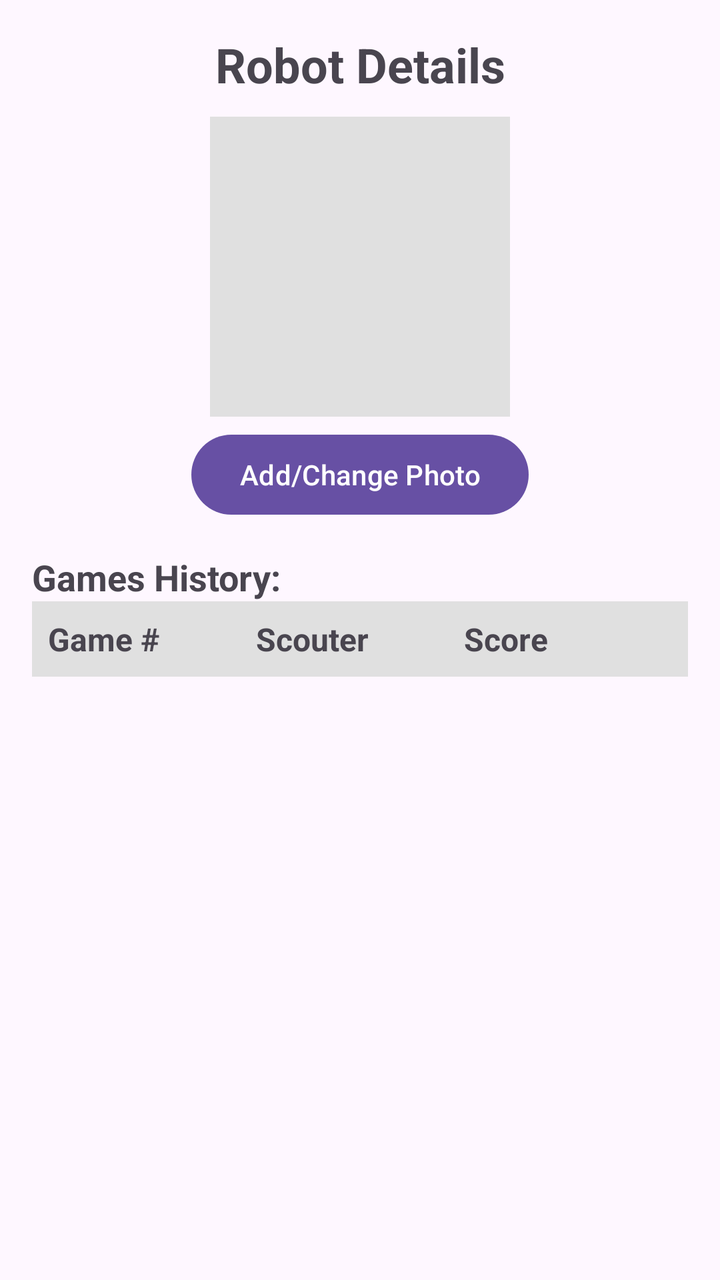
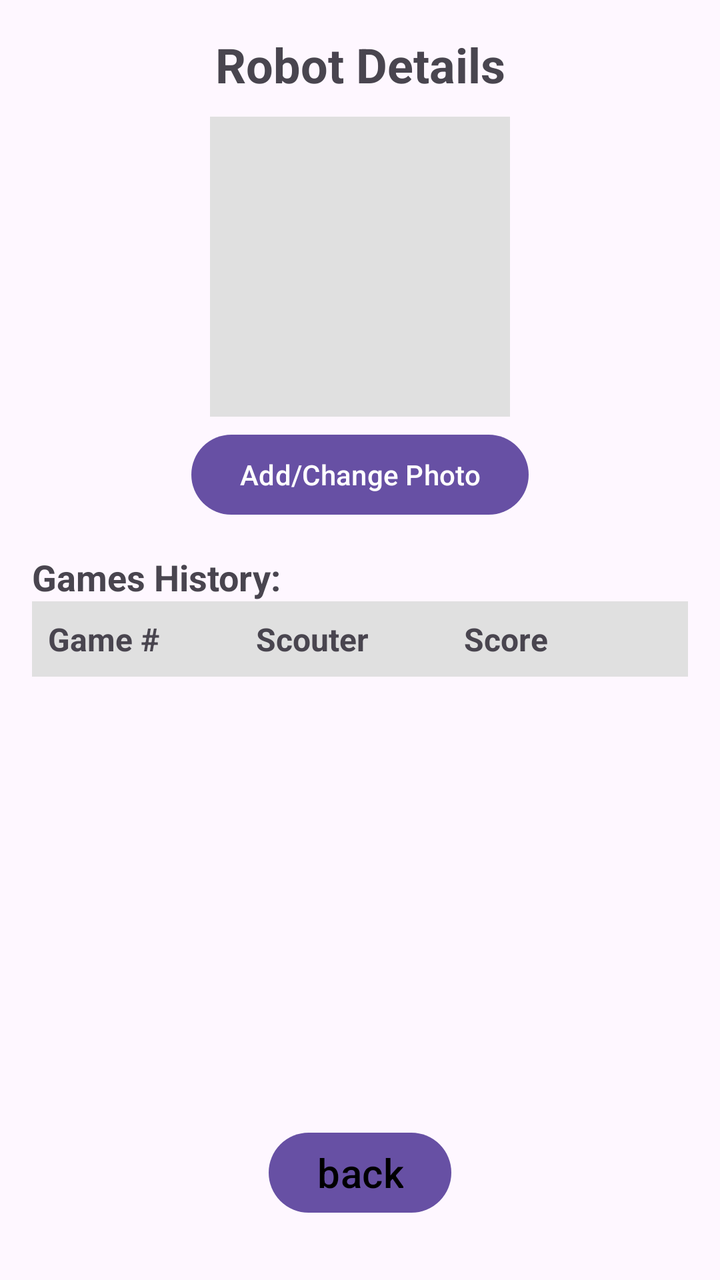

Screens rendered from an Android XML layout before and after an edit, with the pre-edit source and the edit as a unified diff.
<!-- AndroidManifest.xml: application theme Theme.Cat -->
<!-- res/layout/activity_robot_details.xml -->
<LinearLayout xmlns:android="http://schemas.android.com/apk/res/android"
    android:layout_width="match_parent"
    android:layout_height="match_parent"
    android:orientation="vertical"
    android:padding="16dp">

    <TextView
        android:id="@+id/tvDetailsTitle"
        android:layout_width="match_parent"
        android:layout_height="wrap_content"
        android:text="Robot Details"
        android:textSize="24sp"
        android:textStyle="bold"
        android:gravity="center"
        android:layout_marginBottom="10dp"/>

    <ImageView
        android:id="@+id/ivRobotImage"
        android:layout_width="150dp"
        android:layout_height="150dp"
        android:layout_gravity="center"
        android:background="#E0E0E0"
        android:scaleType="centerCrop" />

    <Button
        android:id="@+id/btnAddPhoto"
        android:layout_width="wrap_content"
        android:layout_height="wrap_content"
        android:layout_gravity="center"
        android:text="Add/Change Photo"
        android:layout_marginTop="5dp"
        android:layout_marginBottom="15dp"/>

    <TextView
        android:layout_width="match_parent"
        android:layout_height="wrap_content"
        android:text="Games History:"
        android:textStyle="bold"
        android:textSize="18sp"/>

    <LinearLayout
        android:layout_width="match_parent"
        android:layout_height="wrap_content"
        android:orientation="horizontal"
        android:padding="8dp"
        android:background="#E0E0E0">

        <TextView
            android:layout_width="0dp"
            android:layout_height="wrap_content"
            android:layout_weight="1"
            android:text="Game #"
            android:textStyle="bold"
            android:textSize="16sp"/>

        <TextView
            android:layout_width="0dp"
            android:layout_height="wrap_content"
            android:layout_weight="1"
            android:text="Scouter"
            android:textStyle="bold"
            android:textSize="16sp"/>

        <TextView
            android:layout_width="0dp"
            android:layout_height="wrap_content"
            android:layout_weight="1"
            android:text="Score"
            android:textStyle="bold"
            android:textSize="16sp"/>
    </LinearLayout>

    <androidx.recyclerview.widget.RecyclerView
        android:id="@+id/rvRobotGames"
        android:layout_width="match_parent"
        android:layout_height="299dp" />

    <Button
        android:id="@+id/btnBack"
        android:layout_width="wrap_content"
        android:layout_height="wrap_content"
        android:layout_gravity="center"
        android:textSize="20sp"
        android:textColor="@color/black"
        android:text="back"
        android:layout_margin="10dp"
        />
</LinearLayout>
<!-- resources referenced by this layout -->
<resources>
  <color name="black">#FF000000</color>
  <style name="Theme.Cat" parent="Base.Theme.Cat" />
  <style name="Base.Theme.Cat" parent="Theme.Material3.DayNight.NoActionBar">
          
          
      </style>
</resources>

<!-- the commit's change to res/layout/activity_robot_details.xml (unified diff, before → after) -->
@@ -73,7 +73,7 @@
     <androidx.recyclerview.widget.RecyclerView
         android:id="@+id/rvRobotGames"
         android:layout_width="match_parent"
-        android:layout_height="299dp" />
+        android:layout_height="214dp" />
 
     <Button
         android:id="@+id/btnBack"
